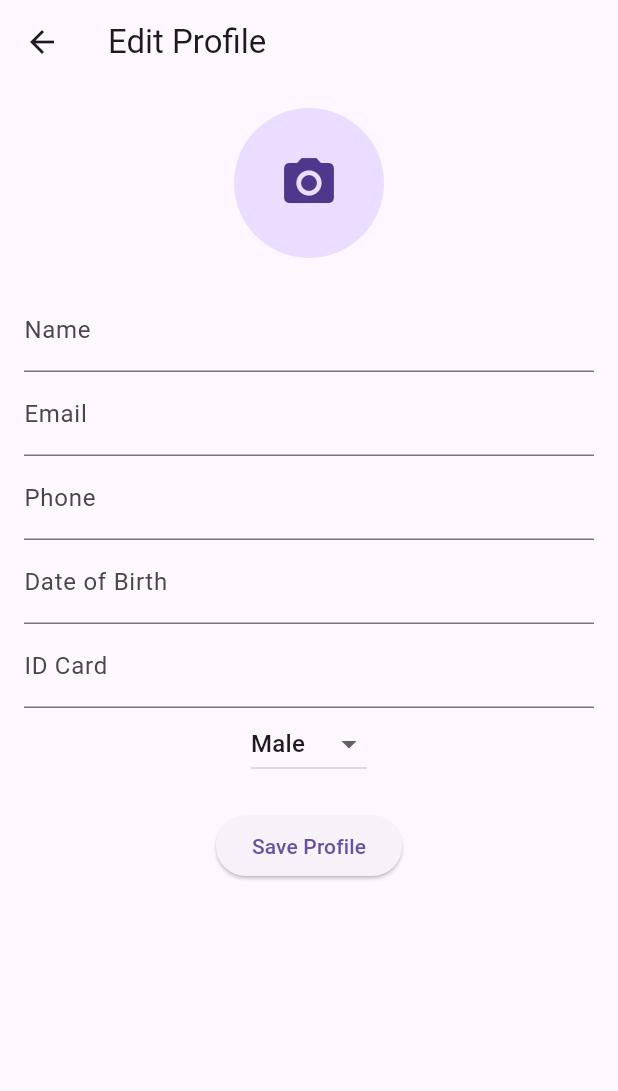
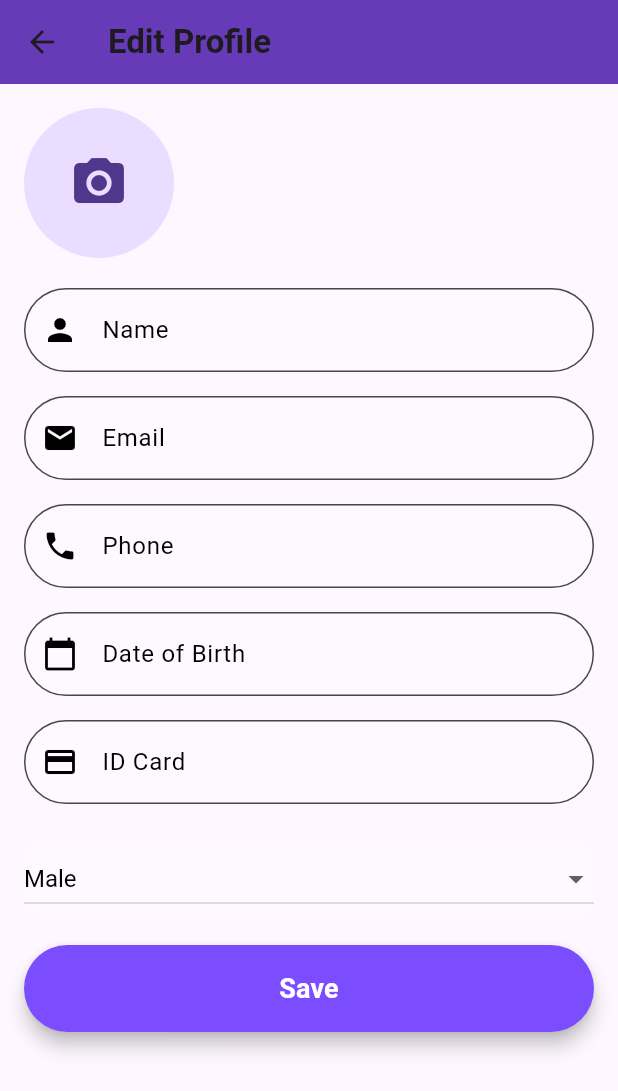
Before and after one commit to OukSaksith/attendance-app, a Flutter app: the EditProfilePage screen opened directly, on a phone screen of 412 x 824 dp. Shown: the top 1091 px of the screen. Run offline on Flutter 3.47's test engine with Material 3 defaults, Android fonts, the phone set to English and light mode, and no system bars; our stand-ins replace image_picker, qr_flutter, shared_preferences; missing offline and left inert: mobile_scanner; accounts and stored records are empty; network calls fail.

Commit message:
*update edit profile ui

```diff
--- a/lib/screens/edit_profile_page.dart
+++ b/lib/screens/edit_profile_page.dart
@@ -88,48 +88,161 @@ class _EditProfilePageState extends State<EditProfilePage> {
     });
   }
 
+  // @override
+  // Widget build(BuildContext context) {
+  //   return Scaffold(
+  //     appBar: AppBar(title: const Text('Edit Profile')),
+  //     body: isLoading
+  //         ? const Center(child: CircularProgressIndicator())
+  //         : SingleChildScrollView(
+  //       padding: const EdgeInsets.all(16),
+  //       child: Column(
+  //         children: [
+  //           ProfileImagePicker(
+  //             currentImage: imageFile,
+  //             onImagePicked: (file) => setState(() => imageFile = file),
+  //           ),
+  //           if (imageFile == null && imageUrl != null)
+  //             CircleAvatar(
+  //               radius: 50,
+  //               backgroundImage: NetworkImage(ApiService.APIDoc["baseurl"].toString()+imageUrl!),
+  //             ),
+  //           const SizedBox(height: 20),
+  //           TextField(controller: nameController, decoration: const InputDecoration(labelText: 'Name')),
+  //           TextField(controller: emailController, decoration: const InputDecoration(labelText: 'Email')),
+  //           TextField(controller: phoneController, keyboardType: TextInputType.phone, decoration: const InputDecoration(labelText: 'Phone')),
+  //           TextField(controller: dobController, readOnly: true, decoration: const InputDecoration(labelText: 'Date of Birth'), onTap: pickDOB),
+  //           TextField(controller: idCardController, decoration: const InputDecoration(labelText: 'ID Card')),
+  //           DropdownButton<String>(
+  //             value: gender,
+  //             items: const [
+  //               DropdownMenuItem(value: 'M', child: Text('Male')),
+  //               DropdownMenuItem(value: 'F', child: Text('Female')),
+  //               DropdownMenuItem(value: 'O', child: Text('Other')),
+  //             ],
+  //             onChanged: (value) => setState(() => gender = value!),
+  //           ),
+  //           const SizedBox(height: 20),
+  //           ElevatedButton(onPressed: saveProfile, child: const Text('Save Profile')),
+  //           if (message.isNotEmpty)
+  //             Padding(
+  //               padding: const EdgeInsets.only(top: 10),
+  //               child: Text(
+  //                 message,
+  //                 style: TextStyle(color: message.contains('✅') ? Colors.green : Colors.red),
+  //               ),
+  //             ),
+  //         ],
+  //       ),
+  //     ),
+  //   );
+  // }
+
   @override
   Widget build(BuildContext context) {
     return Scaffold(
-      appBar: AppBar(title: const Text('Edit Profile')),
+      appBar: AppBar(
+        title: const Text('Edit Profile', style: TextStyle(fontWeight: FontWeight.bold)),
+        backgroundColor: Colors.deepPurple,
+        elevation: 0,
+      ),
       body: isLoading
           ? const Center(child: CircularProgressIndicator())
           : SingleChildScrollView(
         padding: const EdgeInsets.all(16),
         child: Column(
+          crossAxisAlignment: CrossAxisAlignment.start,
           children: [
+            // Profile Image Picker
             ProfileImagePicker(
               currentImage: imageFile,
               onImagePicked: (file) => setState(() => imageFile = file),
             ),
             if (imageFile == null && imageUrl != null)
-              CircleAvatar(
-                radius: 50,
-                backgroundImage: NetworkImage(ApiService.APIDoc["baseurl"].toString()+imageUrl!),
+              Center(
+                child: CircleAvatar(
+                  radius: 50,
+                  backgroundImage: NetworkImage(ApiService.APIDoc["baseurl"].toString() + imageUrl!),
+                ),
               ),
             const SizedBox(height: 20),
-            TextField(controller: nameController, decoration: const InputDecoration(labelText: 'Name')),
-            TextField(controller: emailController, decoration: const InputDecoration(labelText: 'Email')),
-            TextField(controller: phoneController, keyboardType: TextInputType.phone, decoration: const InputDecoration(labelText: 'Phone')),
-            TextField(controller: dobController, readOnly: true, decoration: const InputDecoration(labelText: 'Date of Birth'), onTap: pickDOB),
-            TextField(controller: idCardController, decoration: const InputDecoration(labelText: 'ID Card')),
-            DropdownButton<String>(
-              value: gender,
-              items: const [
-                DropdownMenuItem(value: 'M', child: Text('Male')),
-                DropdownMenuItem(value: 'F', child: Text('Female')),
-                DropdownMenuItem(value: 'O', child: Text('Other')),
-              ],
-              onChanged: (value) => setState(() => gender = value!),
+
+            // Name Field
+            _buildTextField(
+              controller: nameController,
+              label: 'Name',
+              icon: Icons.person,
             ),
+
+            // Email Field
+            _buildTextField(
+              controller: emailController,
+              label: 'Email',
+              icon: Icons.email,
+            ),
+
+            // Phone Field
+            _buildTextField(
+              controller: phoneController,
+              label: 'Phone',
+              icon: Icons.phone,
+              keyboardType: TextInputType.phone,
+            ),
+
+            // Date of Birth Field
+            _buildTextField(
+              controller: dobController,
+              label: 'Date of Birth',
+              icon: Icons.calendar_today,
+              readOnly: true,
+              onTap: pickDOB,
+            ),
+
+            // ID Card Field
+            _buildTextField(
+              controller: idCardController,
+              label: 'ID Card',
+              icon: Icons.credit_card,
+            ),
+
+            const SizedBox(height: 10),
+
+            // Gender Dropdown
+            _buildDropdownField(),
+
             const SizedBox(height: 20),
-            ElevatedButton(onPressed: saveProfile, child: const Text('Save Profile')),
+
+            // Save Button
+            SizedBox(
+              width: double.infinity,
+              child: ElevatedButton(
+                onPressed: saveProfile,
+                style: ElevatedButton.styleFrom(
+                  padding: const EdgeInsets.symmetric(vertical: 16),
+                  backgroundColor: Colors.deepPurpleAccent,
+                  shape: RoundedRectangleBorder(
+                    borderRadius: BorderRadius.circular(30),
+                  ),
+                  elevation: 5,
+                ),
+                child: const Text(
+                  'Save',
+                  style: TextStyle(fontSize: 18, fontWeight: FontWeight.bold, color: Colors.white),
+                ),
+              ),
+            ),
+
+            // Error or Success Message
             if (message.isNotEmpty)
               Padding(
                 padding: const EdgeInsets.only(top: 10),
                 child: Text(
                   message,
-                  style: TextStyle(color: message.contains('✅') ? Colors.green : Colors.red),
+                  style: TextStyle(
+                    color: message.contains('✅') ? Colors.green : Colors.red,
+                    fontSize: 16,
+                    fontWeight: FontWeight.bold,
+                  ),
                 ),
               ),
           ],
@@ -137,4 +250,60 @@ class _EditProfilePageState extends State<EditProfilePage> {
       ),
     );
   }
+
+// Helper method to create text fields with consistent styling
+  Widget _buildTextField({
+    required TextEditingController controller,
+    required String label,
+    required IconData icon,
+    TextInputType? keyboardType,
+    bool readOnly = false,
+    GestureTapCallback? onTap,
+  }) {
+    return Padding(
+      padding: const EdgeInsets.only(bottom: 16),
+      child: TextField(
+        controller: controller,
+        readOnly: readOnly,
+        onTap: onTap,
+        keyboardType: keyboardType,
+        style: const TextStyle(fontSize: 16, color: Colors.black),
+        decoration: InputDecoration(
+          labelText: label,
+          labelStyle: const TextStyle(color: Colors.black),
+          filled: true,
+          fillColor: Colors.white.withOpacity(0.2),
+          border: OutlineInputBorder(
+            borderRadius: BorderRadius.circular(30),
+            borderSide: const BorderSide(color: Colors.white),
+          ),
+          prefixIcon: Icon(icon, color: Colors.black),
+        ),
+      ),
+    );
+  }
+
+// Helper method to create the gender dropdown
+  Widget _buildDropdownField() {
+    return Container(
+      decoration: BoxDecoration(
+        borderRadius: BorderRadius.circular(10),
+        color: Colors.white.withOpacity(0.2),
+      ),
+      child: DropdownButton<String>(
+        value: gender,
+        isExpanded: true,
+        style: const TextStyle(color: Colors.black, fontSize: 16),
+        dropdownColor: Colors.white,
+        items: const [
+          DropdownMenuItem(value: 'M', child: Text('Male')),
+          DropdownMenuItem(value: 'F', child: Text('Female')),
+          DropdownMenuItem(value: 'O', child: Text('Other')),
+        ],
+        onChanged: (value) => setState(() => gender = value!),
+      ),
+    );
+  }
+
+
 }
```
